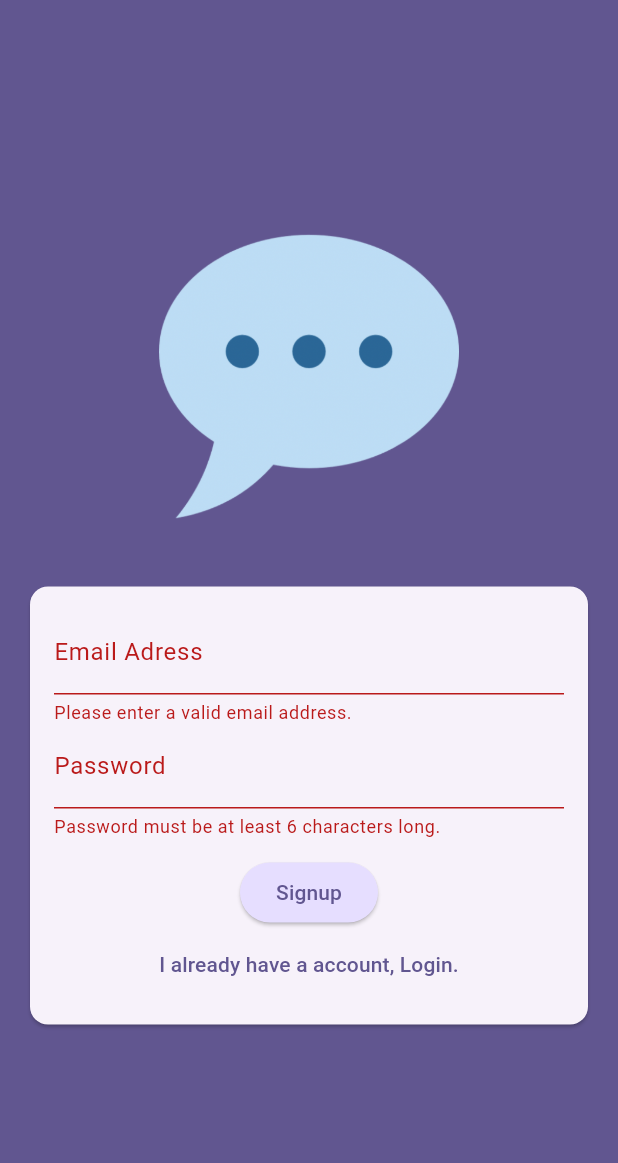
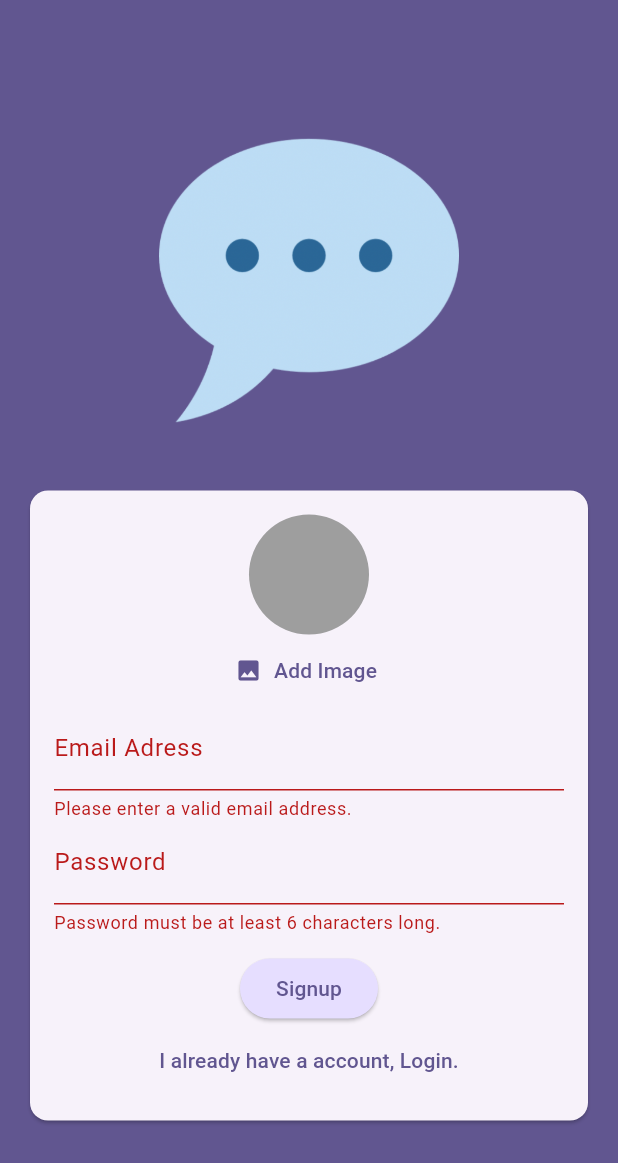
Before and after one commit to Gaslandie/chat_app_flutter, a Flutter app: the screen it shows after launch, after a tap on "Login", after a tap on "Create an account", on a phone screen of 412 x 824 dp. Shown: the top 1163 px of the screen. Run offline on Flutter 3.47's test engine with Material 3 defaults, Android fonts, the phone set to English and light mode, and no system bars; our stand-ins replace firebase_auth, firebase_core, image_picker; accounts and stored records are empty; generated files the repository leaves out were written again.

Commit message:
mise en place image picker

```diff
--- a/lib/screens/auth.dart
+++ b/lib/screens/auth.dart
@@ -1,4 +1,8 @@
+import 'dart:io';
+
 // Importation des widgets de base de Flutter
+
+import 'package:chat_app/widgets/user_image_picker.dart';
 import 'package:flutter/material.dart';
 
 import 'package:firebase_auth/firebase_auth.dart';
@@ -24,6 +28,8 @@ class _AuthScreen extends State<AuthScreen> {
   var _enteredEmail = '';
   var _enteredPassword = '';
 
+  File? _selectedImage;
+
   // Variable pour savoir si on est en mode login ou signup
   var _isLogin = true;
 
@@ -32,7 +38,8 @@ class _AuthScreen extends State<AuthScreen> {
     // On valide le formulaire (appel des validateurs des champs)
     final isvalid = _form.currentState!.validate();
 
-    if (!isvalid) {
+    if (!isvalid || !_isLogin && _selectedImage == null) {
+      //show error message...
       return;
     }
     // On sauvegarde les valeurs (déclenche les onSaved() de chaque champ)
@@ -44,7 +51,6 @@ class _AuthScreen extends State<AuthScreen> {
           email: _enteredEmail,
           password: _enteredPassword,
         );
-        print(userCredentials);
       } else {
         final userCredentials = await _firebase.createUserWithEmailAndPassword(
           email: _enteredEmail,
@@ -98,6 +104,12 @@ class _AuthScreen extends State<AuthScreen> {
                       child: Column(
                         mainAxisSize: MainAxisSize.min,
                         children: [
+                          if (!_isLogin)
+                            UserImagePicker(
+                              onPickImage: (pickedImage) {
+                                _selectedImage = pickedImage;
+                              },
+                            ),
                           // Champ email
                           TextFormField(
                             decoration: const InputDecoration(
--- /dev/null
+++ b/lib/widgets/user_image_picker.dart
@@ -0,0 +1,57 @@
+import 'dart:io';
+
+import 'package:flutter/material.dart';
+import 'package:image_picker/image_picker.dart';
+
+class UserImagePicker extends StatefulWidget {
+  const UserImagePicker({super.key, required this.onPickImage});
+
+  final void Function(File pickedImage) onPickImage;
+
+  @override
+  State<UserImagePicker> createState() => _UserImagePickerState();
+}
+
+class _UserImagePickerState extends State<UserImagePicker> {
+  File? _pickedImageFile;
+
+  void _pickImage() async {
+    final pickedImage = await ImagePicker().pickImage(
+      source: ImageSource.camera,
+      imageQuality: 50,
+      maxWidth: 150,
+    );
+    if (pickedImage == null) {
+      return;
+    }
+
+    setState(() {
+      _pickedImageFile = File(pickedImage.path);
+    });
+
+    widget.onPickImage(_pickedImageFile!);
+  }
+
+  @override
+  Widget build(BuildContext context) {
+    return Column(
+      children: [
+        CircleAvatar(
+          radius: 40,
+          backgroundColor: Colors.grey,
+          foregroundImage: _pickedImageFile != null
+              ? FileImage(_pickedImageFile!)
+              : null,
+        ),
+        TextButton.icon(
+          icon: Icon(Icons.image),
+          onPressed: _pickImage,
+          label: Text(
+            'Add Image',
+            style: TextStyle(color: Theme.of(context).colorScheme.primary),
+          ),
+        ),
+      ],
+    );
+  }
+}
```
